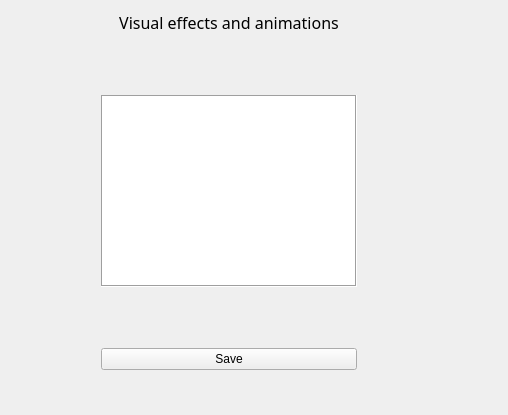
SiamSami/Deepin-kwin-settings, file deepin_kwin_settings.ui: the form before one commit.
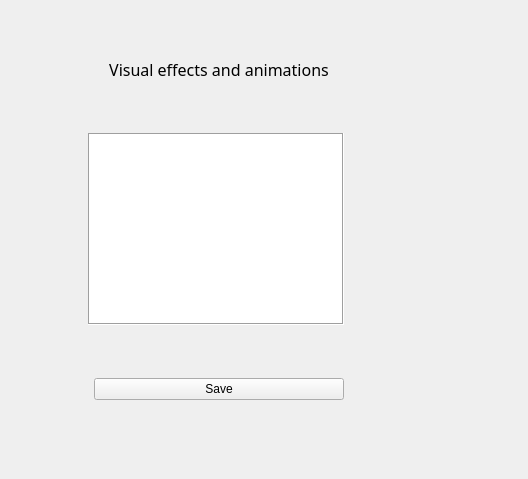
The form after the commit.

Patch:
```diff
--- a/deepin_kwin_settings.ui
+++ b/deepin_kwin_settings.ui
@@ -6,8 +6,8 @@
    <rect>
     <x>0</x>
     <y>0</y>
-    <width>508</width>
-    <height>415</height>
+    <width>528</width>
+    <height>479</height>
    </rect>
   </property>
   <property name="windowTitle">
@@ -19,14 +19,54 @@
      <rect>
       <x>10</x>
       <y>0</y>
-      <width>431</width>
-      <height>381</height>
+      <width>411</width>
+      <height>411</height>
      </rect>
     </property>
     <layout class="QGridLayout" name="gridLayout">
      <item row="0" column="1">
       <layout class="QFormLayout" name="formLayout">
-       <item row="0" column="1">
+       <item row="2" column="1">
+        <spacer name="verticalSpacer">
+         <property name="orientation">
+          <enum>Qt::Vertical</enum>
+         </property>
+         <property name="sizeHint" stdset="0">
+          <size>
+           <width>20</width>
+           <height>40</height>
+          </size>
+         </property>
+        </spacer>
+       </item>
+       <item row="5" column="1">
+        <spacer name="verticalSpacer_2">
+         <property name="orientation">
+          <enum>Qt::Vertical</enum>
+         </property>
+         <property name="sizeHint" stdset="0">
+          <size>
+           <width>20</width>
+           <height>40</height>
+          </size>
+         </property>
+        </spacer>
+       </item>
+       <item row="6" column="1">
+        <widget class="QPushButton" name="pushButton">
+         <property name="text">
+          <string>Save</string>
+         </property>
+        </widget>
+       </item>
+       <item row="4" column="0" colspan="2">
+        <widget class="QListWidget" name="listWidget">
+         <property name="frameShape">
+          <enum>QFrame::Box</enum>
+         </property>
+        </widget>
+       </item>
+       <item row="1" column="1">
         <widget class="QLabel" name="label">
          <property name="font">
           <font>
@@ -39,8 +79,8 @@
          </property>
         </widget>
        </item>
-       <item row="2" column="1">
-        <spacer name="verticalSpacer">
+       <item row="0" column="1">
+        <spacer name="verticalSpacer_3">
          <property name="orientation">
           <enum>Qt::Vertical</enum>
          </property>
@@ -52,33 +92,6 @@
          </property>
         </spacer>
        </item>
-       <item row="3" column="1">
-        <widget class="QListWidget" name="listWidget">
-         <property name="frameShape">
-          <enum>QFrame::Box</enum>
-         </property>
-        </widget>
-       </item>
-       <item row="4" column="1">
-        <spacer name="verticalSpacer_2">
-         <property name="orientation">
-          <enum>Qt::Vertical</enum>
-         </property>
-         <property name="sizeHint" stdset="0">
-          <size>
-           <width>20</width>
-           <height>40</height>
-          </size>
-         </property>
-        </spacer>
-       </item>
-       <item row="5" column="1">
-        <widget class="QPushButton" name="pushButton">
-         <property name="text">
-          <string>Save</string>
-         </property>
-        </widget>
-       </item>
       </layout>
      </item>
      <item row="0" column="2">
```
